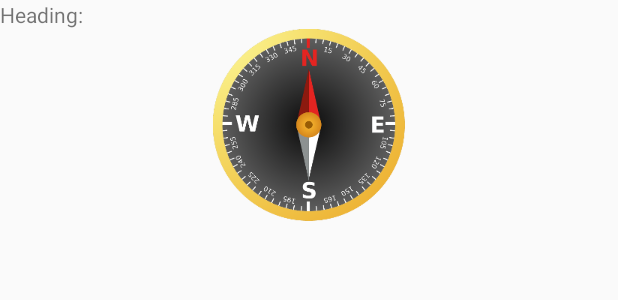
After one commit to Hackerlacka/Sensor-Test, an Android app: the layout activity_compass.xml on its own in the app's theme, with its tools: preview values and no code run, on a phone screen of 412 x 824 dp. The commit adds this screen. Shown: the top 300 px of the screen. Run offline under Robolectric (Android 15) with nearby library versions, the phone set to English and light mode, and no system bars.

Commit message:
Compass working

```diff
--- a/app/src/main/AndroidManifest.xml
+++ b/app/src/main/AndroidManifest.xml
@@ -16,6 +16,10 @@
                 <category android:name="android.intent.category.LAUNCHER" />
             </intent-filter>
         </activity>
+        <activity
+            android:name=".CompassActivity"
+            android:screenOrientation="portrait" />
+        <activity android:name=".AccelerometersActivity"></activity>
     </application>
 
 </manifest>
--- /dev/null
+++ b/app/src/main/res/layout/activity_compass.xml
@@ -0,0 +1,30 @@
+<?xml version="1.0" encoding="utf-8"?>
+<android.support.constraint.ConstraintLayout xmlns:android="http://schemas.android.com/apk/res/android"
+    xmlns:app="http://schemas.android.com/apk/res-auto"
+    xmlns:tools="http://schemas.android.com/tools"
+    android:layout_width="match_parent"
+    android:layout_height="match_parent"
+    tools:context="com.example.robin.myfirstapp.CompassActivity">
+
+    <LinearLayout
+        android:layout_width="match_parent"
+        android:layout_height="match_parent"
+        android:orientation="vertical">
+
+        <TextView
+            android:id="@+id/txt_azimuth"
+            android:layout_width="match_parent"
+            android:layout_height="wrap_content"
+            android:text="Heading: "
+            tools:layout_editor_absoluteX="163dp"
+            tools:layout_editor_absoluteY="34dp" />
+
+        <ImageView
+            android:id="@+id/img_compass"
+            android:layout_width="match_parent"
+            android:layout_height="wrap_content"
+            android:scaleType="center"
+            app:srcCompat="@mipmap/compass" />
+    </LinearLayout>
+
+</android.support.constraint.ConstraintLayout>
--- /dev/null
+++ b/settings.gradle
@@ -0,0 +1 @@
+include ':app'
```
Also changed, not shown: app/src/main/java/com/example/robin/myfirstapp/AccelerometersActivity.java (added, +13 -0 lines), app/src/main/java/com/example/robin/myfirstapp/CompassActivity.java (added, +144 -0 lines), app/src/main/java/com/example/robin/myfirstapp/MainActivity.java (+13 -0 lines), app/src/main/res/layout/activity_accelerometers.xml (added, +9 -0 lines), app/src/main/res/layout/activity_main.xml (+11 -10 lines), build.gradle (added, +27 -0 lines), gradle.properties (added, +17 -0 lines), app/src/main/res/mipmap-xxxhdpi/compass.png (added), gradle/wrapper/gradle-wrapper.properties (added), 4 other files.
